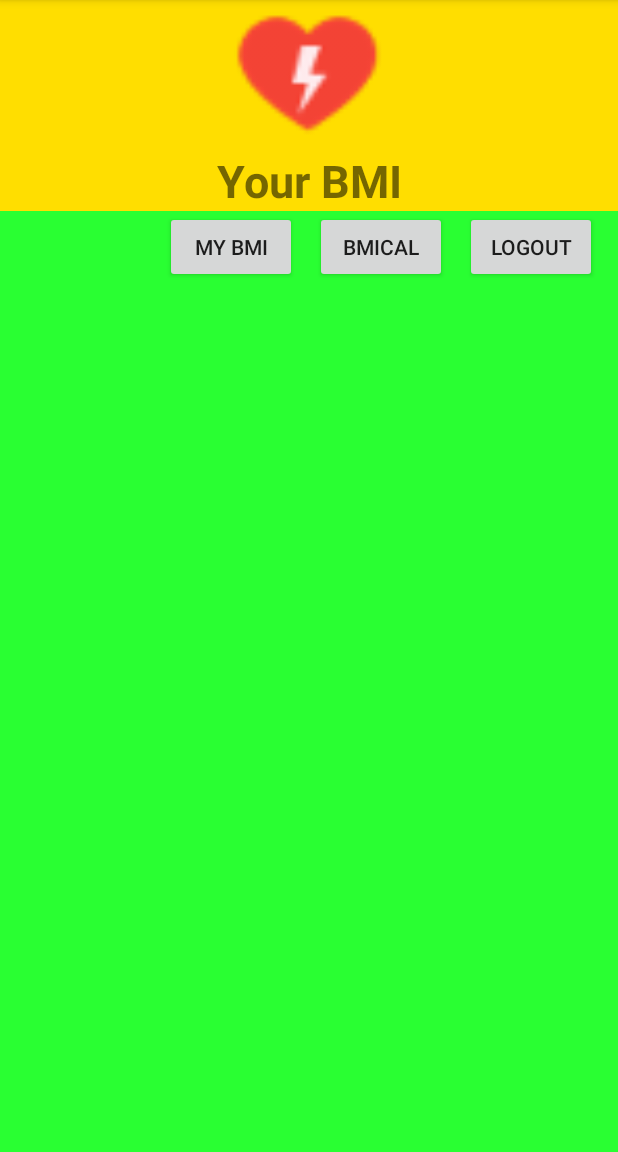
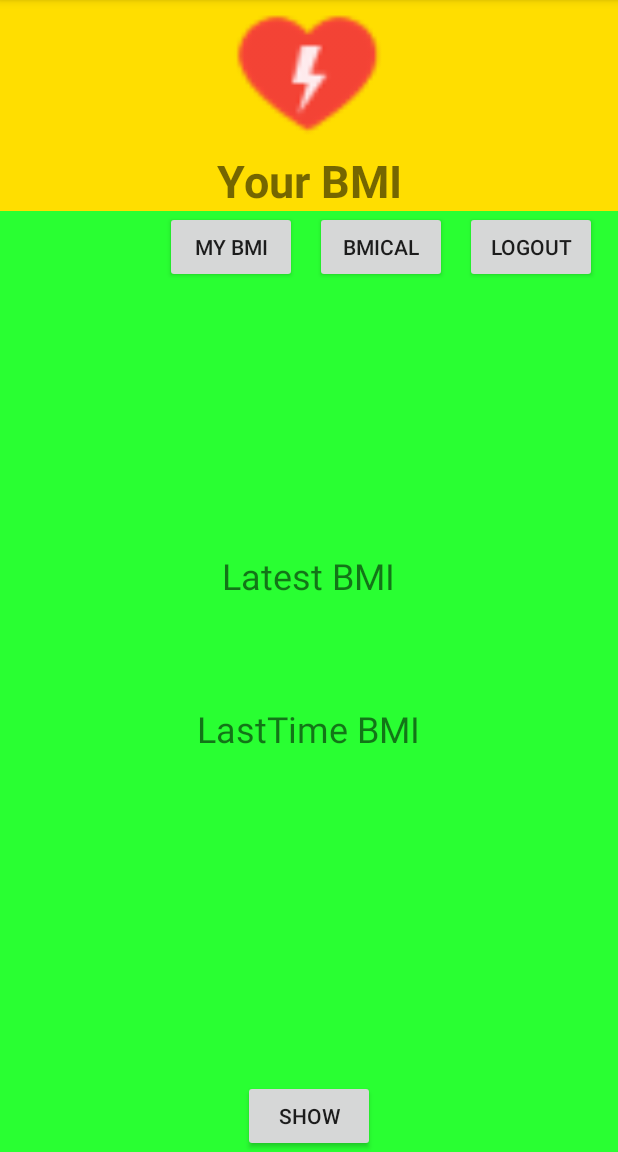
Before and after one commit to hohinleung/BMIHome, an Android app: the MyBMIActivity screen opened directly, with no data from a screen before it, on a phone screen of 412 x 824 dp, the part 84-1236 px from its top. Run offline under Robolectric (Android 15) with nearby library versions, the phone set to English and light mode, and no system bars; our stand-ins replace Firebase (no records; nobody signed in at launch, a user with empty details on screens opened directly).

Commit message:
Second commit

```diff
--- a/app/src/main/java/com/example/bmihome/BMICalActivity.java
+++ b/app/src/main/java/com/example/bmihome/BMICalActivity.java
@@ -28,11 +28,9 @@ public class BMICalActivity extends AppCompatActivity {
     Button btnLogout,btnBMICal,btnCal,btnUpload,btnMyBMI;
     TextView UserNametxt,Resulttxt,Advicetxt;
     EditText height,weight;
-    FirebaseAuth mfirebase;
     DatabaseReference reff;
     DatabaseReference oldreff;
     DatabaseReference getreff;
-    private FirebaseAuth.AuthStateListener mAuthfirebase;
     Date currentTime = Calendar.getInstance().getTime();
     SimpleDateFormat df = new SimpleDateFormat("dd-MMM-yyyy");
     String formattedDate = df.format(currentTime);
--- a/app/src/main/java/com/example/bmihome/MyBMIActivity.java
+++ b/app/src/main/java/com/example/bmihome/MyBMIActivity.java
@@ -21,36 +21,44 @@ import com.google.firebase.database.DataSnapshot;
 import com.google.firebase.database.DatabaseError;
 import com.google.firebase.database.DatabaseReference;
 import com.google.firebase.database.FirebaseDatabase;
+import com.google.firebase.database.ValueEventListener;
 
+import java.text.SimpleDateFormat;
 import java.util.ArrayList;
 import java.util.Calendar;
 import java.util.Date;
 
 public class MyBMIActivity extends AppCompatActivity {
 
-    Button btnLogout,btnBMICal,btnMyBMI;
-    TextView UserNametxt;
-    FirebaseAuth mfirebase;
-    Date currentTime = Calendar.getInstance().getTime();
-    private DatabaseReference reff;
-    private FirebaseAuth.AuthStateListener mAuthfirebase;
+    Button btnLogout,btnBMICal,btnMyBMI,btnShow;
+    TextView UserNametxt,Newtxt,Oldtxt,Time,BMI,NTime,NBMI,compare;
+    private DatabaseReference reff,newreff;
+    String date,bmi,Ndate,Nbmi;
+    Double xmi,Nxmi,result;
+    FirebaseUser user = FirebaseAuth.getInstance().getCurrentUser();
+    String uid = FirebaseAuth.getInstance().getCurrentUser().getUid();
 
-    private ArrayList<String> arrayList = new ArrayList<>();
-    private ArrayAdapter<String> adapter;
 
     @Override
     protected void onCreate(Bundle savedInstanceState) {
         super.onCreate(savedInstanceState);
         setContentView(R.layout.activity_my_bmi);
 
-        FirebaseUser user = FirebaseAuth.getInstance().getCurrentUser();
-        String uid = FirebaseAuth.getInstance().getCurrentUser().getUid();
         reff = FirebaseDatabase.getInstance().getReference();
+        newreff = FirebaseDatabase.getInstance().getReference();
 
         btnLogout = findViewById(R.id.logout);
         btnBMICal = findViewById(R.id.BMICal);
         UserNametxt = findViewById(R.id.UserNametxt);
         btnMyBMI = findViewById(R.id.MyBMI);
+        Newtxt = findViewById(R.id.Newtxt);
+        Oldtxt = findViewById(R.id.Oldtxt);
+        Time = findViewById(R.id.Time);
+        BMI = findViewById(R.id.BMI);
+        NTime = findViewById(R.id.NTime);
+        NBMI = findViewById(R.id.NBMI);
+        btnShow = findViewById(R.id.show);
+        compare = findViewById(R.id.compare);
 
 
         if (user != null) {
@@ -89,5 +97,54 @@ public class MyBMIActivity extends AppCompatActivity {
             }
         });
 
+        btnShow.setOnClickListener(new View.OnClickListener() {
+            @Override
+            public void onClick(View v) {
+
+                reff = FirebaseDatabase.getInstance().getReference().child("User").child("old:"+uid);
+                reff.addValueEventListener(new ValueEventListener() {
+                    @Override
+                    public void onDataChange(@NonNull DataSnapshot dataSnapshot) {
+                        date = dataSnapshot.child("date").getValue().toString();
+                        bmi= dataSnapshot.child("bmi").getValue().toString();
+
+                        BMI.setText("Your BMI: "+bmi);
+                        Time.setText("Date: "+date);
+
+                    }
+
+                    @Override
+                    public void onCancelled(@NonNull DatabaseError databaseError) {
+
+                    }
+                });
+
+                newreff = FirebaseDatabase.getInstance().getReference().child("User").child("new:"+uid);
+                newreff.addValueEventListener(new ValueEventListener() {
+                    @Override
+                    public void onDataChange(@NonNull DataSnapshot dataSnapshot) {
+                        Ndate = dataSnapshot.child("date").getValue().toString();
+                        Nbmi= dataSnapshot.child("bmi").getValue().toString();
+
+                        NBMI.setText("Your BMI: "+Nbmi);
+                        NTime.setText("Date: "+Ndate);
+
+                        xmi = Double.parseDouble(bmi);
+                        Nxmi = Double.parseDouble(Nbmi);
+
+                        result = (Nxmi/xmi)*100-100;
+                        String re = Double.toString(result);
+                        compare.setText("BMI change: "+re+"%");
+                    }
+
+                    @Override
+                    public void onCancelled(@NonNull DatabaseError databaseError) {
+
+                    }
+                });
+
+            }
+        });
+
     }//end Oncreate()
 }
--- a/app/src/main/res/layout/activity_my_bmi.xml
+++ b/app/src/main/res/layout/activity_my_bmi.xml
@@ -61,4 +61,75 @@
         android:layout_marginEnd="10dp"
         android:text="MY BMI" />
 
+    <TextView
+        android:id="@+id/Newtxt"
+        android:layout_width="wrap_content"
+        android:layout_height="wrap_content"
+        android:layout_centerInParent="true"
+        android:text="Latest BMI"
+        android:textSize="24sp" />
+
+    <TextView
+        android:id="@+id/BMI"
+        android:layout_width="wrap_content"
+        android:layout_height="wrap_content"
+        android:layout_centerInParent="true"
+        android:layout_below="@+id/Newtxt"
+        android:text=""
+        android:textSize="18sp" />
+
+    <TextView
+        android:id="@+id/Time"
+        android:layout_width="wrap_content"
+        android:layout_height="wrap_content"
+        android:layout_centerInParent="true"
+        android:layout_below="@+id/BMI"
+        android:text=""
+        android:textSize="18sp" />
+
+    <TextView
+        android:id="@+id/Oldtxt"
+        android:layout_width="wrap_content"
+        android:layout_height="wrap_content"
+        android:layout_centerInParent="true"
+        android:layout_below="@+id/Time"
+        android:paddingTop="20dp"
+        android:textSize="24sp"
+        android:text="LastTime BMI" />
+
+    <TextView
+        android:id="@+id/NBMI"
+        android:layout_width="wrap_content"
+        android:layout_height="wrap_content"
+        android:layout_centerInParent="true"
+        android:layout_below="@+id/Oldtxt"
+        android:text=""
+        android:textSize="18sp" />
+
+    <TextView
+        android:id="@+id/NTime"
+        android:layout_width="wrap_content"
+        android:layout_height="wrap_content"
+        android:layout_centerInParent="true"
+        android:layout_below="@+id/NBMI"
+        android:text=""
+        android:textSize="18sp" />
+
+    <Button
+        android:id="@+id/show"
+        android:layout_width="wrap_content"
+        android:layout_height="wrap_content"
+        android:layout_alignParentBottom="true"
+        android:layout_centerHorizontal="true"
+        android:text="Show" />
+
+    <TextView
+        android:id="@+id/compare"
+        android:layout_width="wrap_content"
+        android:layout_height="wrap_content"
+        android:layout_centerInParent="true"
+        android:layout_below="@+id/NTime"
+        android:textSize="18sp"
+        android:text="" />
+
 </RelativeLayout>
```
